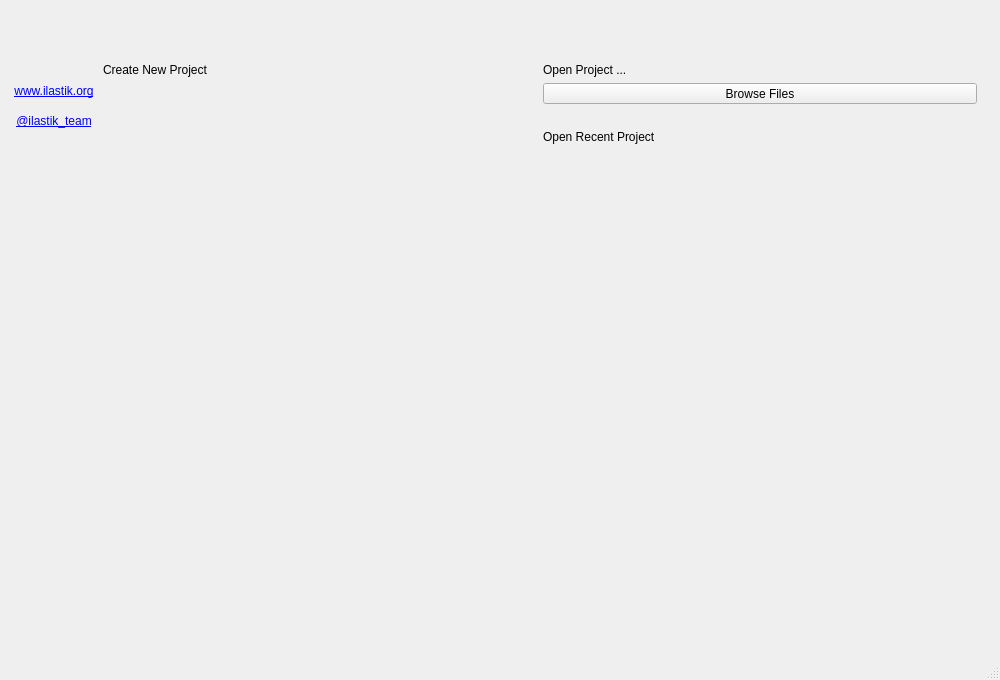
This is ilastik/shell/gui/ui/ilastikShell.ui in ilastik/ilastik as Qt 5 draws it before an edit. The edited form follows.
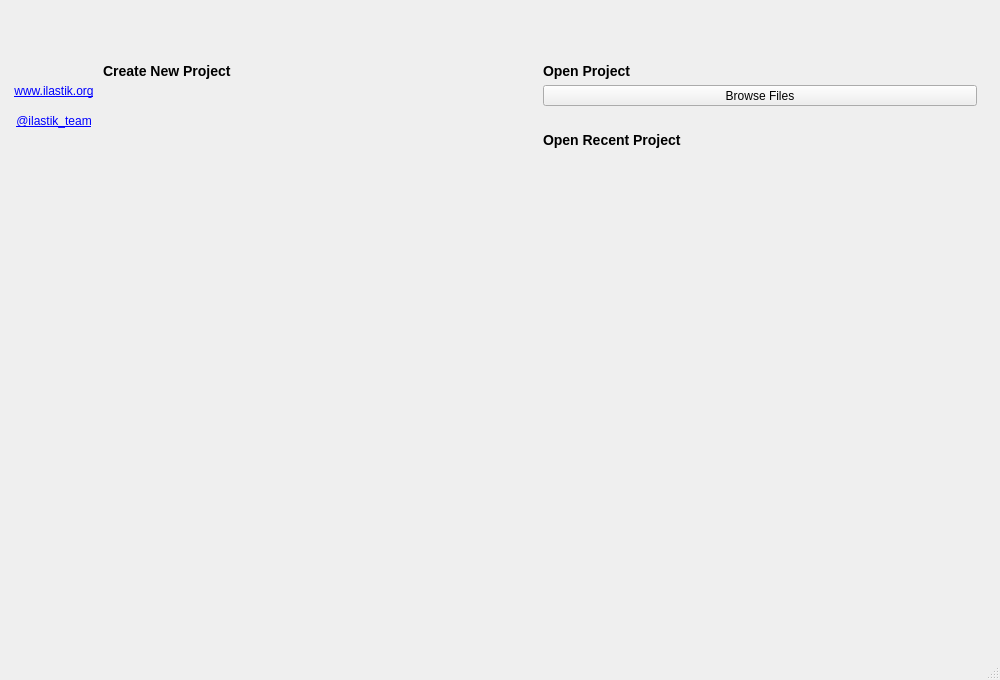
This is the edited form. Icons and pictures are not drawn. Custom widgets are drawn as their Qt base class.

Commit message: Make text in headings larger

Diff of the .ui file:
```diff
--- a/ilastik/shell/gui/ui/ilastikShell.ui
+++ b/ilastik/shell/gui/ui/ilastikShell.ui
@@ -240,7 +240,7 @@
                         </sizepolicy>
                        </property>
                        <property name="text">
-                        <string>Create New Project</string>
+                        <string>&lt;h3&gt;Create New Project&lt;/h3&gt;</string>
                        </property>
                       </widget>
                      </item>
@@ -264,7 +264,7 @@
                      <item>
                       <widget class="QLabel" name="openProject">
                        <property name="text">
-                        <string>Open Project ...</string>
+                        <string>&lt;h3&gt;Open Project&lt;/h3&gt;</string>
                        </property>
                       </widget>
                      </item>
@@ -306,7 +306,7 @@
                         </sizepolicy>
                        </property>
                        <property name="text">
-                        <string>Open Recent Project</string>
+                        <string>&lt;h3&gt;Open Recent Project&lt;/h3&gt;</string>
                        </property>
                       </widget>
                      </item>
```
The commit also changes 1 other file.
